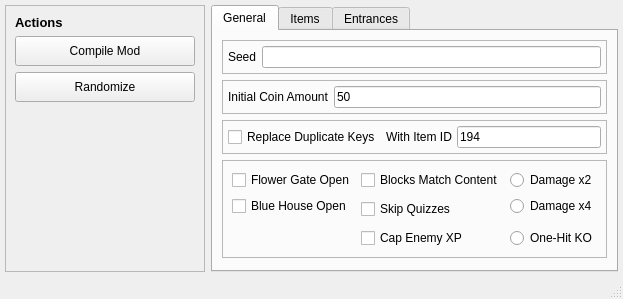
Above: tools/gui/main.ui from icebound777/PMR-SeedGenerator before the change. Below: the same form after it.
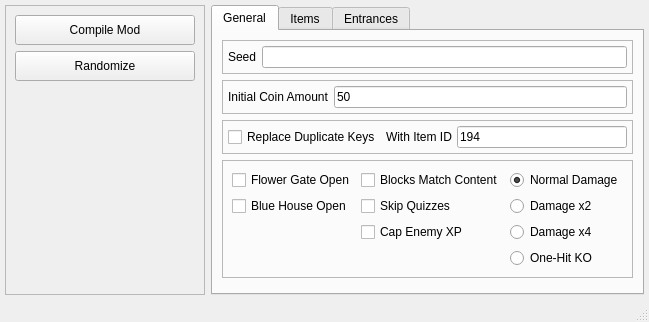
That is the form after the change.

Commit message: Read values from database when initializing GUI

```diff
--- a/tools/gui/main.ui
+++ b/tools/gui/main.ui
@@ -6,8 +6,8 @@
    <rect>
     <x>0</x>
     <y>0</y>
-    <width>585</width>
-    <height>299</height>
+    <width>606</width>
+    <height>322</height>
    </rect>
   </property>
   <property name="windowTitle">
@@ -42,23 +42,6 @@
        <enum>QFrame::Raised</enum>
       </property>
       <layout class="QVBoxLayout" name="verticalLayout">
-       <item>
-        <widget class="QLabel" name="label">
-         <property name="font">
-          <font>
-           <pointsize>10</pointsize>
-           <weight>75</weight>
-           <bold>true</bold>
-          </font>
-         </property>
-         <property name="text">
-          <string>Actions</string>
-         </property>
-         <property name="alignment">
-          <set>Qt::AlignLeading|Qt::AlignLeft|Qt::AlignVCenter</set>
-         </property>
-        </widget>
-       </item>
        <item>
         <widget class="QPushButton" name="button_compile">
          <property name="minimumSize">
@@ -99,7 +82,7 @@
          <property name="sizeHint" stdset="0">
           <size>
            <width>20</width>
-           <height>131</height>
+           <height>176</height>
           </size>
          </property>
         </spacer>
@@ -264,6 +247,44 @@
            <enum>QFrame::Raised</enum>
           </property>
           <layout class="QGridLayout" name="gridLayout">
+           <item row="1" column="2">
+            <widget class="QRadioButton" name="radio_damage_2">
+             <property name="text">
+              <string>Damage x2</string>
+             </property>
+            </widget>
+           </item>
+           <item row="4" column="2">
+            <widget class="QRadioButton" name="radio_ohko">
+             <property name="text">
+              <string>One-Hit KO</string>
+             </property>
+            </widget>
+           </item>
+           <item row="2" column="2">
+            <widget class="QRadioButton" name="radio_damage_4">
+             <property name="text">
+              <string>Damage x4</string>
+             </property>
+            </widget>
+           </item>
+           <item row="0" column="2">
+            <widget class="QRadioButton" name="radio_damage_1">
+             <property name="text">
+              <string>Normal Damage</string>
+             </property>
+             <property name="checked">
+              <bool>true</bool>
+             </property>
+            </widget>
+           </item>
+           <item row="0" column="0">
+            <widget class="QCheckBox" name="chk_flower_gate">
+             <property name="text">
+              <string>Flower Gate Open</string>
+             </property>
+            </widget>
+           </item>
            <item row="0" column="1">
             <widget class="QCheckBox" name="chk_blocks_content">
              <property name="text">
@@ -271,55 +292,27 @@
              </property>
             </widget>
            </item>
-           <item row="1" column="1" rowspan="2">
+           <item row="1" column="0">
+            <widget class="QCheckBox" name="chk_blue_house">
+             <property name="text">
+              <string>Blue House Open</string>
+             </property>
+            </widget>
+           </item>
+           <item row="1" column="1">
             <widget class="QCheckBox" name="chk_skip_quiz">
              <property name="text">
               <string>Skip Quizzes</string>
              </property>
             </widget>
            </item>
-           <item row="3" column="1">
+           <item row="2" column="1">
             <widget class="QCheckBox" name="chk_cap_xp">
              <property name="text">
               <string>Cap Enemy XP</string>
              </property>
             </widget>
            </item>
-           <item row="0" column="0">
-            <widget class="QCheckBox" name="chk_flower_gate">
-             <property name="text">
-              <string>Flower Gate Open</string>
-             </property>
-            </widget>
-           </item>
-           <item row="1" column="0">
-            <widget class="QCheckBox" name="chk_blue_house">
-             <property name="text">
-              <string>Blue House Open</string>
-             </property>
-            </widget>
-           </item>
-           <item row="0" column="2">
-            <widget class="QRadioButton" name="radio_damage_2">
-             <property name="text">
-              <string>Damage x2</string>
-             </property>
-            </widget>
-           </item>
-           <item row="1" column="2">
-            <widget class="QRadioButton" name="radio_damage_4">
-             <property name="text">
-              <string>Damage x4</string>
-             </property>
-            </widget>
-           </item>
-           <item row="3" column="2">
-            <widget class="QRadioButton" name="radio_ohko">
-             <property name="text">
-              <string>One-Hit KO</string>
-             </property>
-            </widget>
-           </item>
           </layout>
          </widget>
         </item>
```
Left out of the diff: 4 changed lines with no effect on the pictures. The commit also changes 1 other file.
